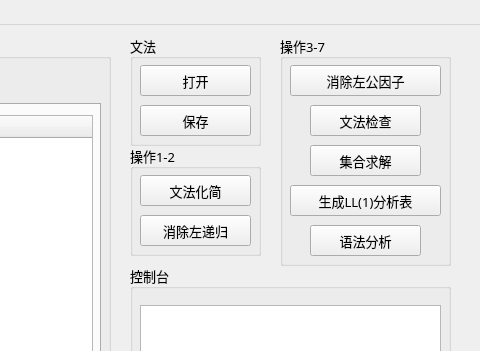
The window that BNFProcessor/mainwindow.ui (Lyuyk/Compile-Principle-Course-Labs) describes before a commit, drawn with Qt 5; both pictures show x 800 to 1280 and y 0 to 351 of the 1280 by 768 pixel window.
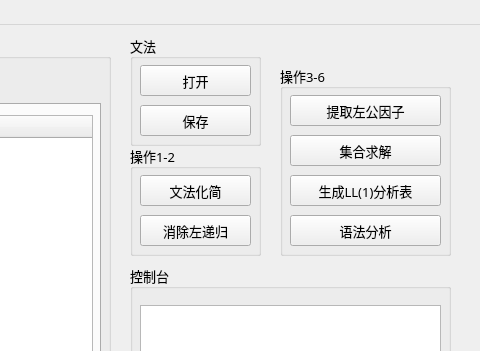
The same window after the commit. The open tabs and pages were chosen to show the change.

Commit message: 对主窗体类进行适配调整

The edit to the form file:
```diff
--- a/BNFProcessor/mainwindow.ui
+++ b/BNFProcessor/mainwindow.ui
@@ -409,13 +409,13 @@
     <property name="geometry">
      <rect>
       <x>1080</x>
-      <y>10</y>
+      <y>40</y>
       <width>171</width>
-      <height>231</height>
+      <height>191</height>
      </rect>
     </property>
     <property name="title">
-     <string>操作3-7</string>
+     <string>操作3-6</string>
     </property>
     <widget class="QPushButton" name="pushButton_eliminateLeftCommonFactor">
      <property name="geometry">
@@ -427,28 +427,15 @@
       </rect>
      </property>
      <property name="text">
-      <string>消除左公因子</string>
-     </property>
-    </widget>
-    <widget class="QPushButton" name="pushButton_check">
-     <property name="geometry">
-      <rect>
-       <x>30</x>
-       <y>70</y>
-       <width>111</width>
-       <height>31</height>
-      </rect>
-     </property>
-     <property name="text">
-      <string>文法检查</string>
+      <string>提取左公因子</string>
      </property>
     </widget>
     <widget class="QPushButton" name="pushButton_set">
      <property name="geometry">
       <rect>
-       <x>30</x>
-       <y>110</y>
-       <width>111</width>
+       <x>10</x>
+       <y>70</y>
+       <width>151</width>
        <height>31</height>
       </rect>
      </property>
@@ -460,7 +447,7 @@
      <property name="geometry">
       <rect>
        <x>10</x>
-       <y>150</y>
+       <y>110</y>
        <width>151</width>
        <height>31</height>
       </rect>
@@ -472,9 +459,9 @@
     <widget class="QPushButton" name="pushButton_CST">
      <property name="geometry">
       <rect>
-       <x>30</x>
-       <y>190</y>
-       <width>111</width>
+       <x>10</x>
+       <y>150</y>
+       <width>151</width>
        <height>31</height>
       </rect>
      </property>
```
Left out of the diff: 11 changed lines with no effect on the pictures. The commit also changes 2 other files.
